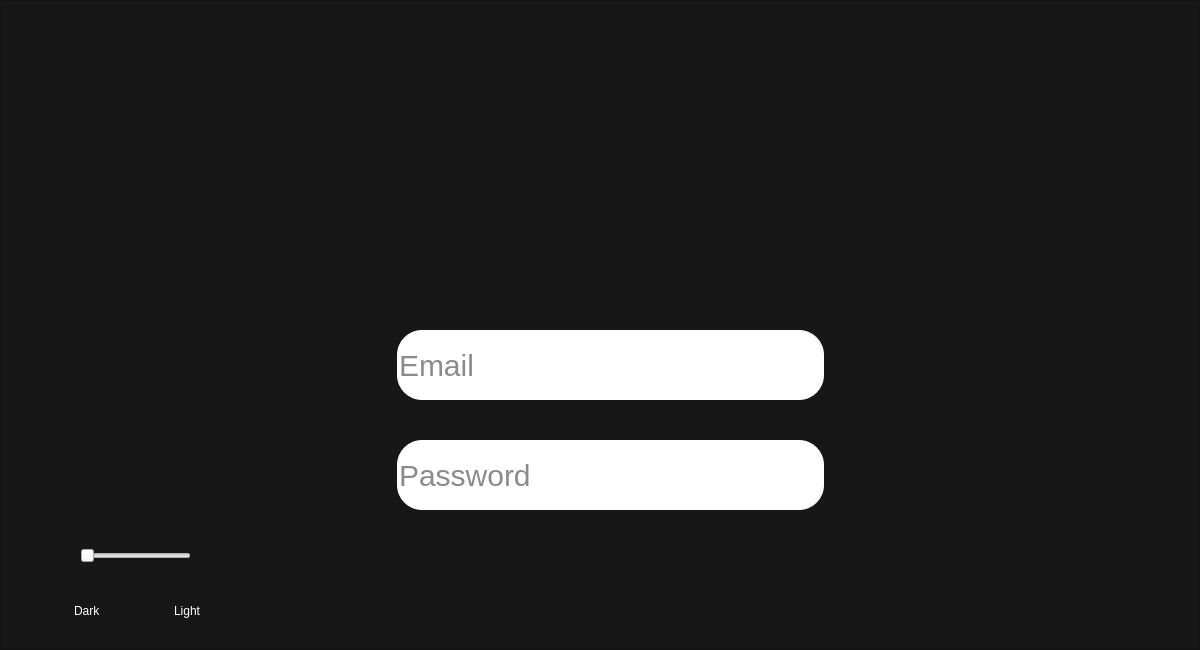
Old version of the form Ripple/mainwindow.ui in the repository Rzouga01/Qt-Project.
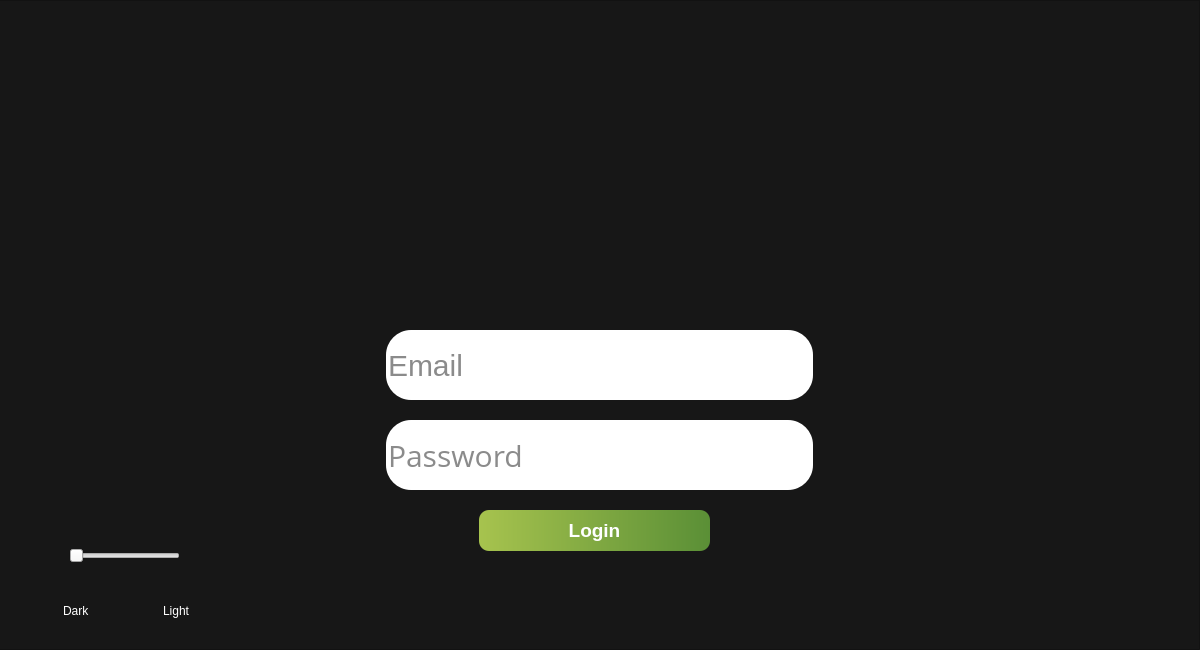
New version of the form. Icons and pictures are not drawn.

Commit message: login now working

```diff
--- a/Ripple/mainwindow.ui
+++ b/Ripple/mainwindow.ui
@@ -29,9 +29,9 @@
    <widget class="QFrame" name="LoginPage">
     <property name="geometry">
      <rect>
-      <x>0</x>
+      <x>-11</x>
       <y>0</y>
-      <width>1200</width>
+      <width>1211</width>
       <height>650</height>
      </rect>
     </property>
@@ -96,11 +96,20 @@
      <property name="geometry">
       <rect>
        <x>360</x>
-       <y>440</y>
+       <y>420</y>
        <width>501</width>
        <height>70</height>
       </rect>
      </property>
+     <property name="font">
+      <font>
+       <family>Open Sans</family>
+       <pointsize>-1</pointsize>
+      </font>
+     </property>
+     <property name="echoMode">
+      <enum>QLineEdit::Password</enum>
+     </property>
      <property name="placeholderText">
       <string>Password</string>
      </property>
@@ -164,7 +173,37 @@
 </string>
      </property>
     </widget>
-   </widget>
+    <widget class="QPushButton" name="loginButton">
+     <property name="geometry">
+      <rect>
+       <x>490</x>
+       <y>510</y>
+       <width>231</width>
+       <height>41</height>
+      </rect>
+     </property>
+     <property name="font">
+      <font>
+       <pointsize>14</pointsize>
+       <bold>true</bold>
+      </font>
+     </property>
+     <property name="styleSheet">
+      <string notr="true">QPushButton {
+        background-color: qlineargradient(spread:pad, x1:0, y1:0, x2:1, y2:0, stop:0 rgba(167, 195, 78, 255), stop:1 rgba(90, 143, 54, 255));
+        border-radius: 10px;
+        color: white;
+     }
+     QPushButton:hover {
+        background-color: qlineargradient(spread:pad, x1:0, y1:0, x2:1, y2:0, stop:0 rgba(167, 195, 78, 255), stop:1 rgba(70, 123, 54, 255));
+     }
+     </string>
+     </property>
+     <property name="text">
+      <string>Login</string>
+     </property>
+    </widget>
+</widget>
   </widget>
  </widget>
  <resources/>
```
Left out of the diff: 2 changed lines with no effect on the pictures. The commit also changes 59 other files.
